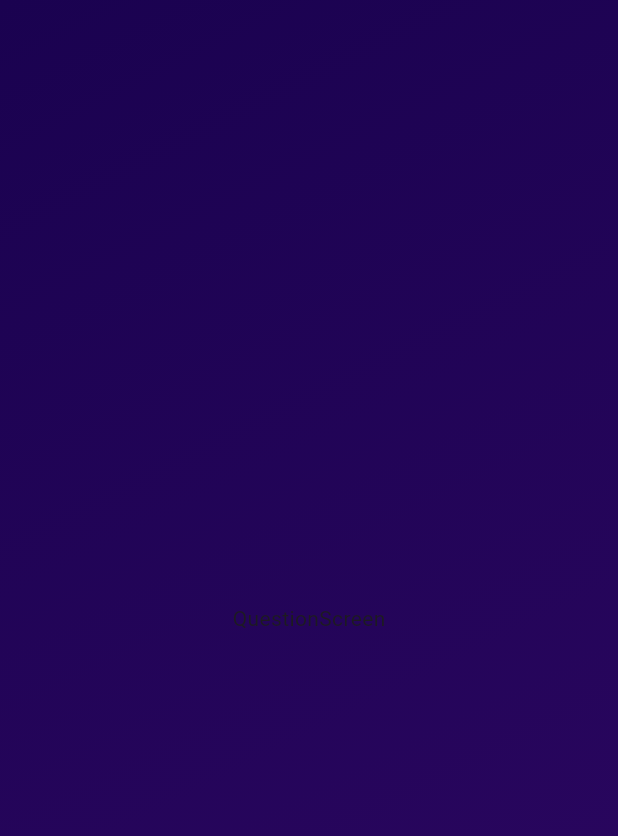
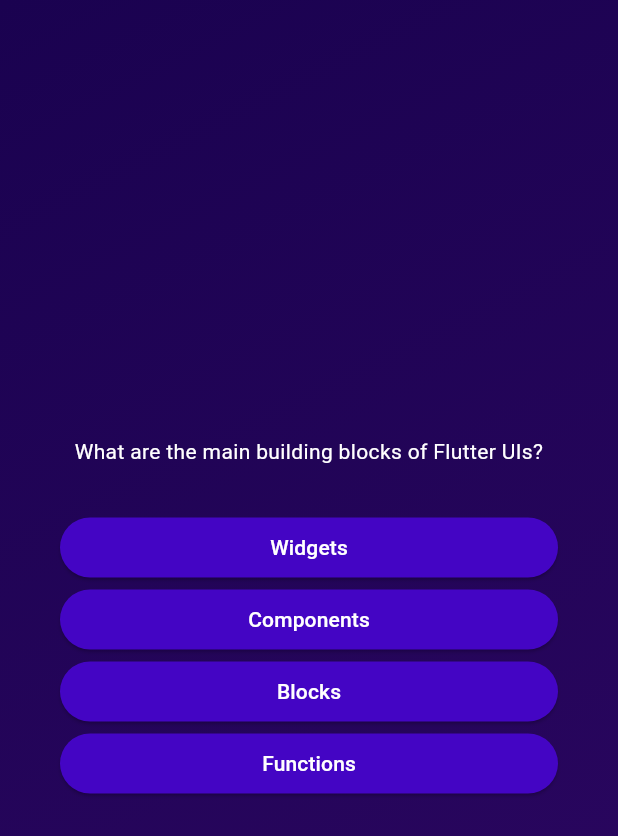
Before and after one commit to husseinalshargi/quiz_app, a Flutter app: the screen it shows after launch, after a tap on "Start Quiz", on a phone screen of 412 x 824 dp. Shown: the top 836 px of the screen. Run offline on Flutter 3.47's test engine with Material 3 defaults, Android fonts, the phone set to English and light mode, and no system bars.

Commit message:
implement question screen with dynamic question display and answer buttons

```diff
--- /dev/null
+++ b/lib/answer_button.dart
@@ -0,0 +1,26 @@
+import 'package:flutter/material.dart';
+
+class AnswerButton extends StatelessWidget {
+  const AnswerButton({
+    super.key,
+    required this.answerText,
+    required this.onTap,
+  });
+
+  final String answerText;
+  final void Function() onTap;
+
+  @override
+  Widget build(BuildContext context) {
+    return ElevatedButton(
+      onPressed: onTap,
+      style: ElevatedButton.styleFrom(
+        backgroundColor: const Color.fromARGB(255, 68, 5, 196),
+        foregroundColor: Colors.white, //text color
+        shape: RoundedRectangleBorder(borderRadius: BorderRadius.circular(30)), //how the buttons are
+        padding: const EdgeInsets.symmetric(horizontal:  40, vertical:  10),
+      ),
+      child: Text(answerText),
+    );
+  }
+}
--- /dev/null
+++ b/lib/data/questions.dart
@@ -0,0 +1,43 @@
+import 'package:quiz_app/models/quiz_question.dart';
+
+const questions = [
+  QuizQuestion('What are the main building blocks of Flutter UIs?', [
+    'Widgets',
+    'Components',
+    'Blocks',
+    'Functions',
+  ]),
+  QuizQuestion('How are Flutter UIs built?', [
+    'By combining widgets in code',
+    'By combining widgets in a visual editor',
+    'By defining widgets in config files',
+    'By using XCode for iOS and Android Studio for Android',
+  ]),
+  QuizQuestion('What\'s the purpose of a StatefulWidget?', [
+    'Update UI as data changes',
+    'Update data as UI changes',
+    'Ignore data changes',
+    'Render UI that does not depend on data',
+  ]),
+  QuizQuestion(
+    'Which widget should you try to use more often: StatelessWidget or StatefulWidget?',
+    [
+      'StatelessWidget',
+      'StatefulWidget',
+      'Both are equally good',
+      'None of the above',
+    ],
+  ),
+  QuizQuestion('What happens if you change data in a StatelessWidget?', [
+    'The UI is not updated',
+    'The UI is updated',
+    'The closest StatefulWidget is updated',
+    'Any nested StatefulWidgets are updated',
+  ]),
+  QuizQuestion('How should you update data inside of StatefulWidgets?', [
+    'By calling setState()',
+    'By calling updateData()',
+    'By calling updateUI()',
+    'By calling updateState()',
+  ]),
+];
--- /dev/null
+++ b/lib/models/quiz_question.dart
@@ -0,0 +1,7 @@
+class QuizQuestion {
+  const QuizQuestion(this.text, this.answers);
+
+  final String text;
+  final List<String> answers;
+
+}
--- a/lib/question_screen.dart
+++ b/lib/question_screen.dart
@@ -1,4 +1,6 @@
 import 'package:flutter/material.dart';
+import 'package:quiz_app/answer_button.dart';
+import 'package:quiz_app/data/questions.dart';
 
 class QuestionScreen extends StatefulWidget {
   const QuestionScreen({super.key});
@@ -12,6 +14,28 @@ class QuestionScreen extends StatefulWidget {
 class _QuestionScreenstate extends State<QuestionScreen> {
   @override
   Widget build(context) {
-    return Center(child: Text('QuestionScreen'));
+    final currentQuestion = questions[0];
+    return Container(
+      margin: const EdgeInsets.all(40),
+      child: SizedBox(
+        width: double.infinity,
+        child: Column(
+          mainAxisAlignment: MainAxisAlignment.center,
+          crossAxisAlignment: CrossAxisAlignment.stretch,
+          children: [
+            Text(
+              currentQuestion.text,
+              style: const TextStyle(color: Colors.white),
+              textAlign: TextAlign.center,
+            ),
+            const SizedBox(height: 30),
+            ...currentQuestion.answers.map((answer) {
+              return AnswerButton(answerText: answer, onTap: () {});
+            }),
+            //...: [[1,2,3],4] -> [1,2,3,4]
+          ],
+        ),
+      ),
+    );
   }
 }
```
